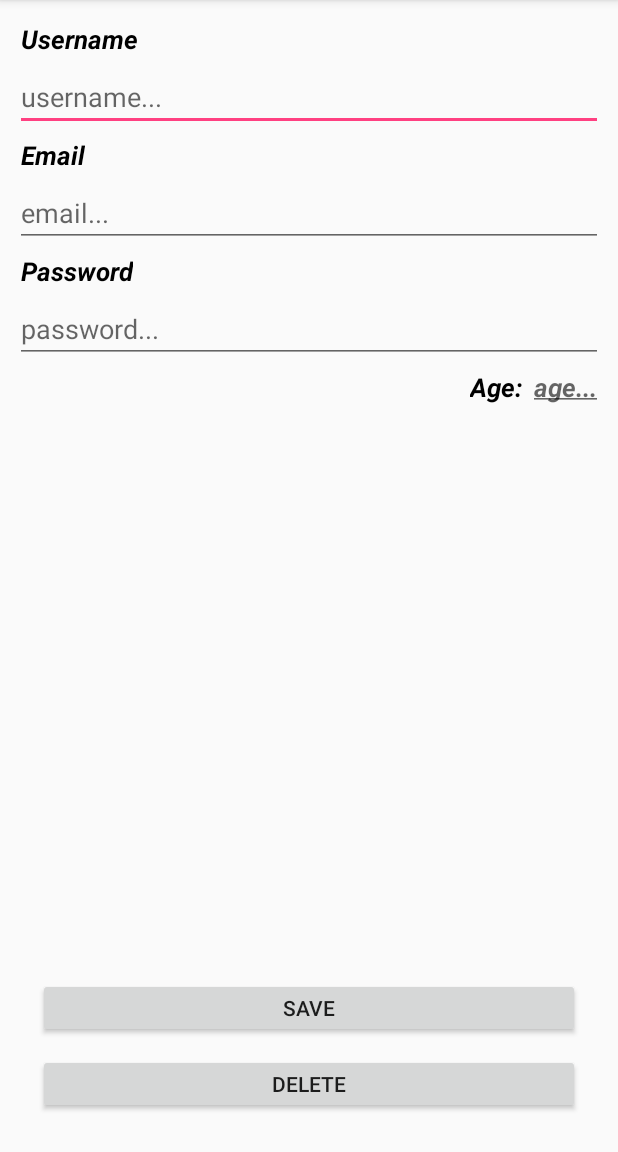
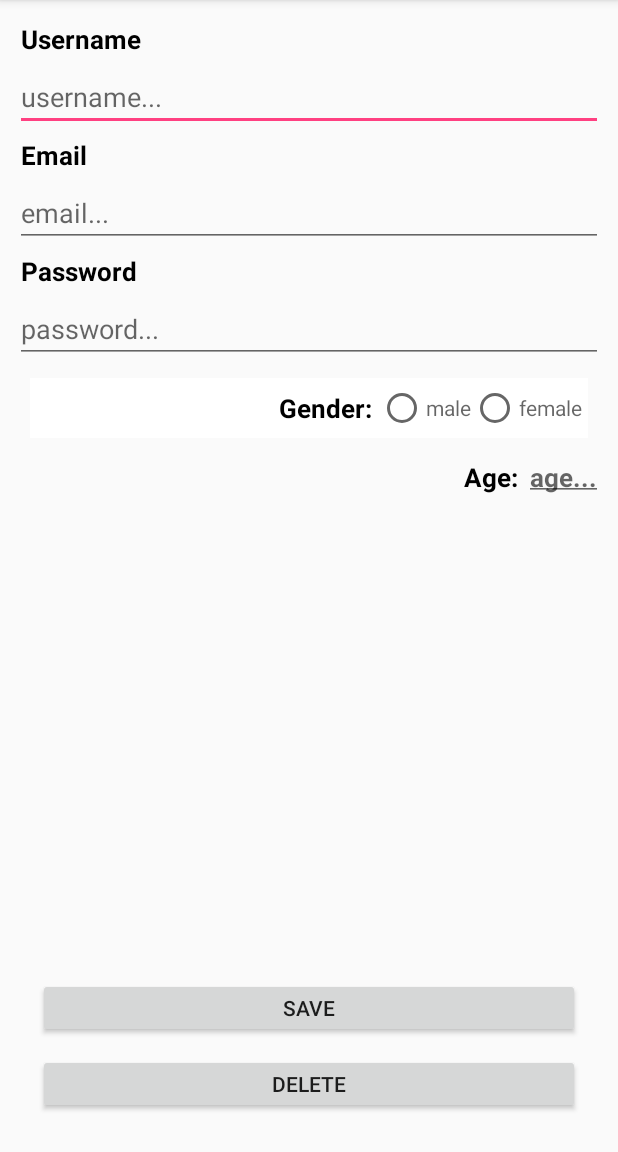
Before and after one commit to AsafeOlimpio/MiPrimeraApp, an Android app: the ProfileActivity screen opened directly, with no data from a screen before it, after a tap on "SAVE", on a phone screen of 412 x 824 dp, the part 84-1236 px from its top. Run offline under Robolectric (Android 15) with nearby library versions, the phone set to English and light mode, and no system bars.

Commit message:
Practica - My First App: Profile

```diff
--- a/Practicas/app/src/main/java/com/teaching/android/miprimeraapp/ProfileActivity.java
+++ b/Practicas/app/src/main/java/com/teaching/android/miprimeraapp/ProfileActivity.java
@@ -5,6 +5,7 @@ import android.os.Bundle;
 import android.util.Log;
 import android.view.View;
 import android.widget.EditText;
+import android.widget.RadioButton;
 
 public class ProfileActivity extends AppCompatActivity {
 
@@ -12,6 +13,8 @@ public class ProfileActivity extends AppCompatActivity {
     private EditText emailEditText;
     private EditText passwordEditText;
     private EditText ageEditText;
+    private RadioButton rbmale;
+    private RadioButton rbfemale;
 
     @Override
     protected void onCreate(Bundle savedInstanceState) {
@@ -21,6 +24,8 @@ public class ProfileActivity extends AppCompatActivity {
         emailEditText = findViewById(R.id.email);
         passwordEditText = findViewById(R.id.email);
         ageEditText = findViewById(R.id.age);
+        rbmale = findViewById(R.id.radio_button_male);
+        rbfemale = findViewById(R.id.radio_button_female);
     }
 
     /*Save Method*/
@@ -30,6 +35,15 @@ public class ProfileActivity extends AppCompatActivity {
         Log.d("ProfileActivity","Email: " + emailEditText.getText().toString());
         Log.d("ProfileActivity","Password: " + passwordEditText.getText().toString());
         Log.d("ProfileActivity","age: " + ageEditText.getText().toString());
+
+        //Radio Buttons
+
+        if (rbmale.isChecked()){
+            Log.d("ProfileActivity","Male");
+        }
+        else if(rbfemale.isChecked()){
+            Log.d("ProfileActivity","Female");
+        }
     }
 
     public void deleteUser(View view) {
--- a/Practicas/app/src/main/res/layout/activity_profile.xml
+++ b/Practicas/app/src/main/res/layout/activity_profile.xml
@@ -7,6 +7,8 @@
     android:orientation="vertical"
     android:layout_margin="10dp"
     tools:context=".ProfileActivity">
+
+    <!-- Texts -->
 
     <TextView
         android:id="@+id/textView"
@@ -41,6 +43,37 @@
         android:hint="@string/enter_password"
         style="@style/input_type" />
 
+    <!-- Gender -->
+
+    <RadioGroup
+            android:layout_width="match_parent"
+            android:layout_height="wrap_content"
+            android:orientation="horizontal"
+            android:gravity="end"
+            android:layout_margin="10dp"
+            android:padding="4dp"
+            android:background="@color/colorBackground">
+
+            <TextView
+                style="@style/asafes_textStyle"
+                android:text="@string/gender"/>
+
+            <RadioButton
+                android:id="@+id/radio_button_male"
+                android:layout_width="wrap_content"
+                android:layout_height="match_parent"
+                android:hint="@string/male"/>
+
+            <RadioButton
+                android:id="@+id/radio_button_female"
+                android:layout_width="wrap_content"
+                android:layout_height="match_parent"
+                android:hint="@string/female"/>
+
+    </RadioGroup>
+
+    <!-- Age -->
+
     <LinearLayout
         android:layout_width="match_parent"
         android:layout_height="wrap_content"
@@ -59,23 +92,9 @@
             android:inputType="number"
             android:hint="@string/age_two"/>
 
+    </LinearLayout>
 
-
-        <!--RadioGroup
-            android:layout_width="wrap_content"
-            android:layout_height="wrap_content"
-            android:layout_margin="10dp"
-            android:padding="1dp"
-            android:background="@color/colorBackground">
-
-            <TextView
-                android:layout_width="wrap_content"
-                android:layout_height="wrap_content"
-                android:text="@string/gender"/>
-
-        </RadioGroup-->
-
-    </LinearLayout>
+    <!-- Save & Delete -->
 
     <LinearLayout
         android:layout_width="match_parent"
--- a/Practicas/app/src/main/res/values/strings.xml
+++ b/Practicas/app/src/main/res/values/strings.xml
@@ -20,6 +20,8 @@
     <string name="age_two">age...</string>
     <string name="Save">Save</string>
     <string name="delete">Delete</string>
+    <string name="male">male</string>
+    <string name="female">female</string>
 
     <!--Save & Delete-->
 
--- a/Practicas/app/src/main/res/values/styles.xml
+++ b/Practicas/app/src/main/res/values/styles.xml
@@ -21,7 +21,7 @@
         <item name="android:textSize">17sp</item>
         <item name="android:padding">4dp</item>
         <item name="android:textColor">@color/black</item>
-        <item name="android:textStyle">bold|italic</item>
+        <item name="android:textStyle">bold</item>
     </style>
 
     <style name="input_type">
```
